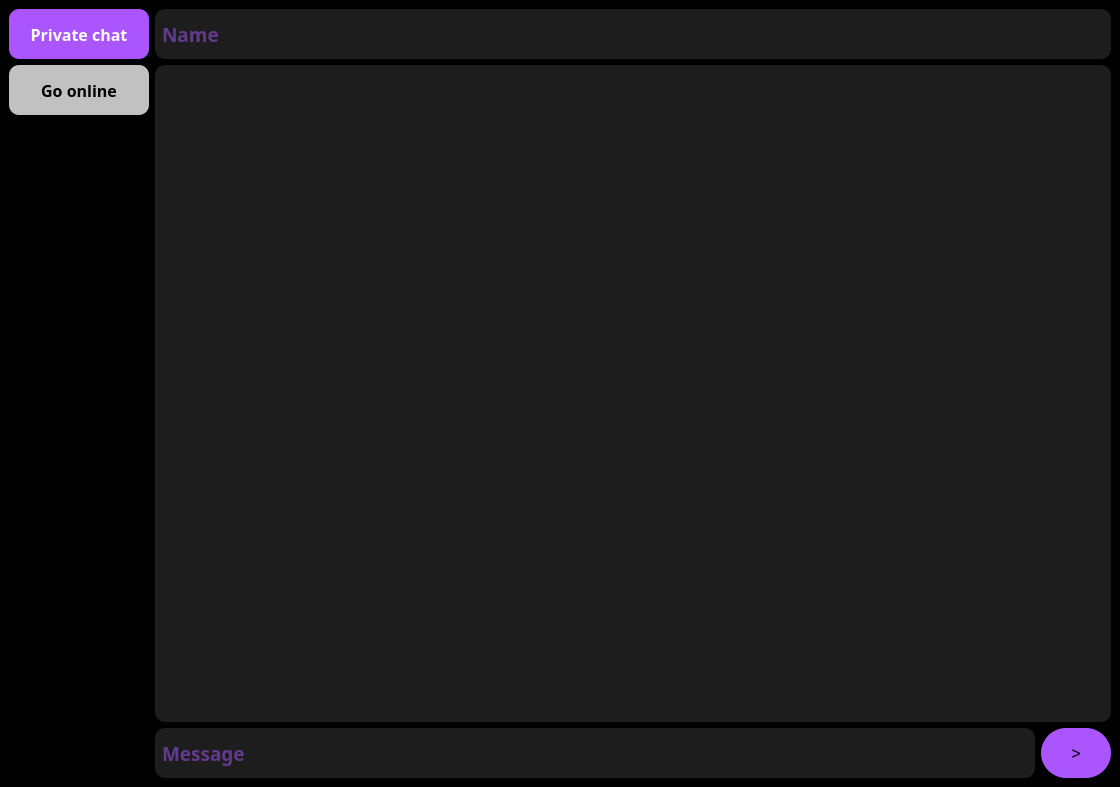
Before: the Qt Designer form HybridServ/mainwindow.ui in konst337/QT_chat_2023, drawn with Qt 5.
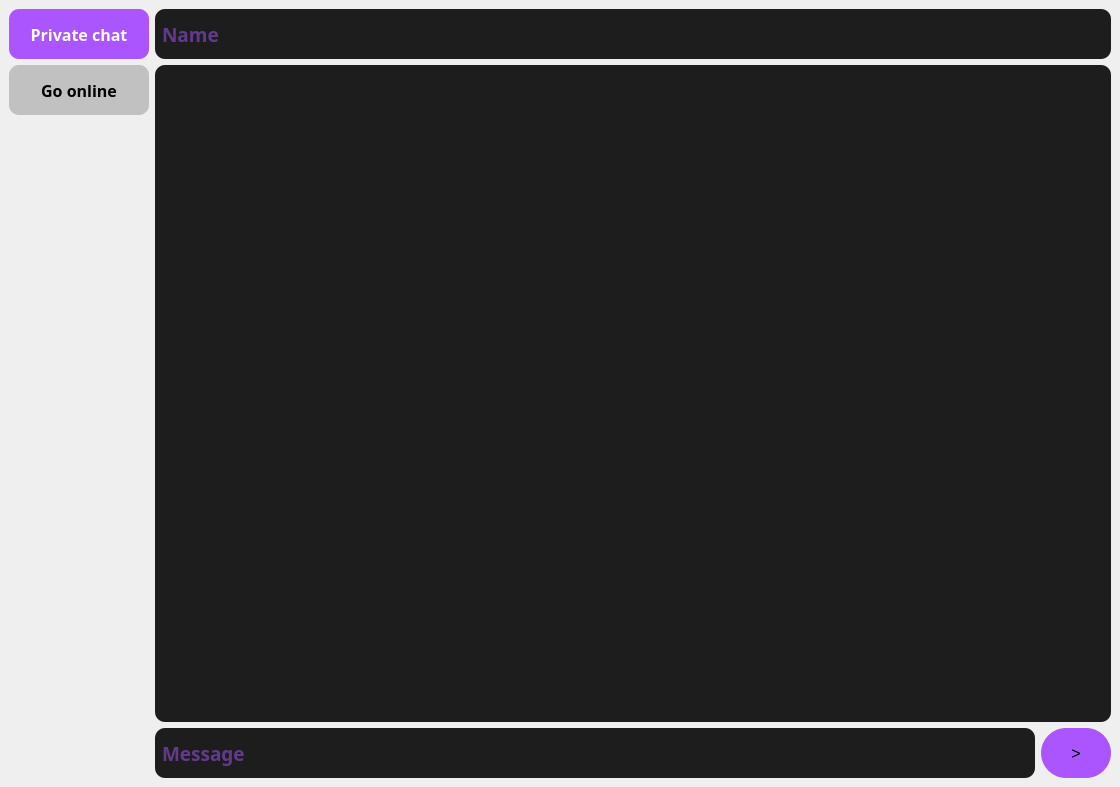
After: the same form once the commit is applied.

The edit to the form file:
```diff
--- a/HybridServ/mainwindow.ui
+++ b/HybridServ/mainwindow.ui
@@ -14,8 +14,7 @@
    <string>MainWindow</string>
   </property>
   <property name="styleSheet">
-   <string notr="true">background-color: rgb(0, 0, 0);
-color: rgb(255, 255, 255);
+   <string notr="true">color: rgb(255, 255, 255);
 background-color: qlineargradient(spread:pad, x1:0, y1:0, x2:1, y2:0, stop:0 rgba(245, 224, 176, 255), stop:0.09 rgba(246, 189, 237, 255), stop:0.14 rgba(194, 207, 246, 255), stop:0.19 rgba(184, 160, 168, 255), stop:0.25 rgba(171, 186, 248, 255), stop:0.32 rgba(243, 248, 224, 255), stop:0.385 rgba(249, 162, 183, 255), stop:0.47 rgba(100, 115, 124, 255), stop:0.58 rgba(251, 205, 202, 255), stop:0.65 rgba(170, 128, 185, 255), stop:0.75 rgba(252, 222, 204, 255), stop:0.805 rgba(206, 122, 218, 255), stop:0.86 rgba(254, 223, 175, 255), stop:0.91 rgba(254, 236, 244, 255), stop:1 rgba(255, 191, 221, 255));
 </string>
   </property>
```
Left out of the diff: 42 changed lines with no effect on the pictures.
